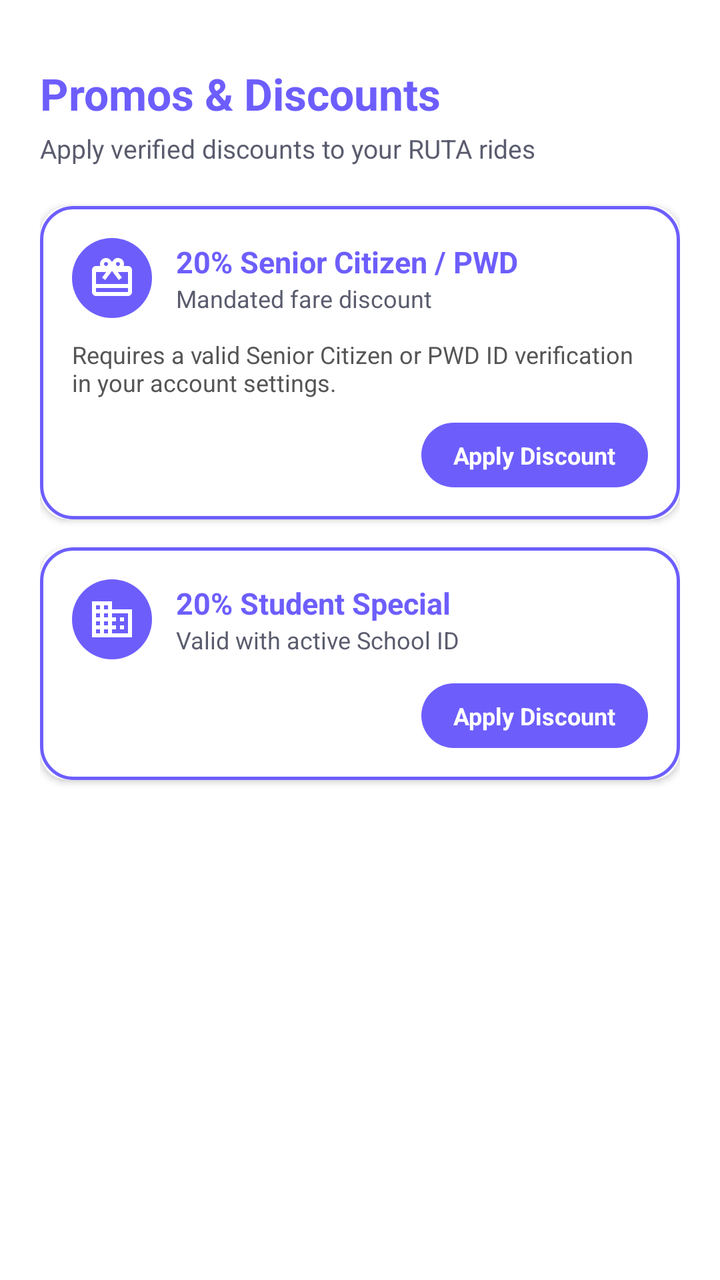
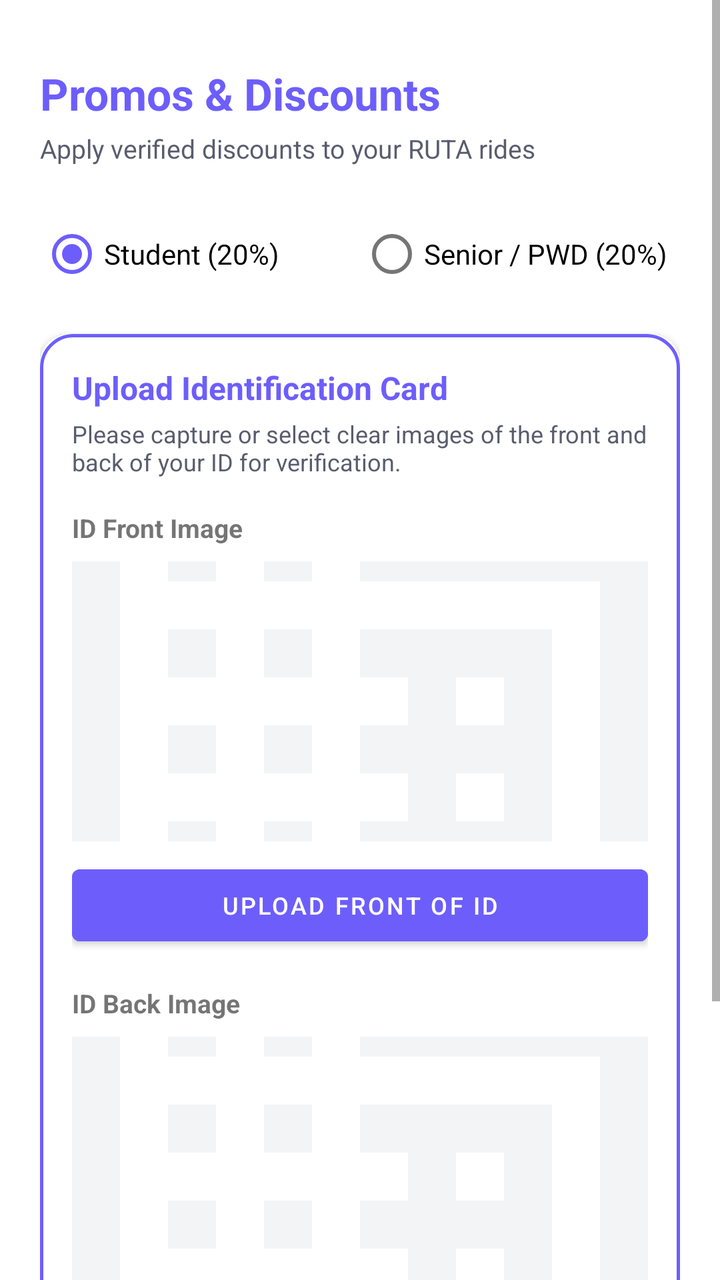

An Android layout rendered at two revisions. The XML below is the earlier revision; the diff shows what the commit changed to produce the second picture.
<!-- AndroidManifest.xml: application theme Theme.RUTA -->
<!-- res/layout/fragment_promos.xml -->
<?xml version="1.0" encoding="utf-8"?>
<ScrollView xmlns:android="http://schemas.android.com/apk/res/android"
    xmlns:app="http://schemas.android.com/apk/res-auto"
    android:layout_width="match_parent"
    android:layout_height="match_parent"
    android:background="@color/white"
    android:fillViewport="true">

    <LinearLayout
        android:layout_width="match_parent"
        android:layout_height="wrap_content"
        android:orientation="vertical"
        android:padding="20dp">

        <TextView
            android:layout_width="wrap_content"
            android:layout_height="wrap_content"
            android:layout_marginTop="12dp"
            android:text="Promos &amp; Discounts"
            android:textColor="@color/ruta_red"
            android:textSize="22sp"
            android:textStyle="bold" />

        <TextView
            android:layout_width="wrap_content"
            android:layout_height="wrap_content"
            android:layout_marginTop="4dp"
            android:layout_marginBottom="20dp"
            android:text="Apply verified discounts to your RUTA rides"
            android:textColor="@color/text_gray"
            android:textSize="13sp" />

        
        <androidx.cardview.widget.CardView
            android:layout_width="match_parent"
            android:layout_height="wrap_content"
            android:layout_marginBottom="14dp"
            app:cardCornerRadius="14dp"
            app:cardElevation="2dp">

            <LinearLayout
                android:layout_width="match_parent"
                android:layout_height="wrap_content"
                android:background="@drawable/bg_card_outline"
                android:orientation="vertical"
                android:padding="16dp">

                <LinearLayout
                    android:layout_width="match_parent"
                    android:layout_height="wrap_content"
                    android:gravity="center_vertical"
                    android:orientation="horizontal">

                    <ImageView
                        android:layout_width="40dp"
                        android:layout_height="40dp"
                        android:background="@drawable/circle_red"
                        android:padding="8dp"
                        android:src="@drawable/ic_gift" />

                    <LinearLayout
                        android:layout_width="0dp"
                        android:layout_height="wrap_content"
                        android:layout_marginStart="12dp"
                        android:layout_weight="1"
                        android:orientation="vertical">

                        <TextView
                            android:layout_width="wrap_content"
                            android:layout_height="wrap_content"
                            android:text="20% Senior Citizen / PWD"
                            android:textColor="@color/ruta_red"
                            android:textSize="15sp"
                            android:textStyle="bold" />

                        <TextView
                            android:layout_width="wrap_content"
                            android:layout_height="wrap_content"
                            android:text="Mandated fare discount"
                            android:textColor="@color/text_gray"
                            android:textSize="12sp" />
                    </LinearLayout>
                </LinearLayout>

                <TextView
                    android:layout_width="wrap_content"
                    android:layout_height="wrap_content"
                    android:layout_marginTop="10dp"
                    android:text="Requires a valid Senior Citizen or PWD ID verification in your account settings."
                    android:textColor="#555555"
                    android:textSize="12sp" />

                <TextView
                    android:id="@+id/btnApplySeniorDiscount"
                    android:layout_width="wrap_content"
                    android:layout_height="wrap_content"
                    android:layout_gravity="end"
                    android:layout_marginTop="12dp"
                    android:background="@drawable/bg_button_red"
                    android:paddingHorizontal="16dp"
                    android:paddingVertical="8dp"
                    android:text="Apply Discount"
                    android:textColor="@color/white"
                    android:textSize="12sp"
                    android:textStyle="bold" />
            </LinearLayout>
        </androidx.cardview.widget.CardView>

        
        <androidx.cardview.widget.CardView
            android:layout_width="match_parent"
            android:layout_height="wrap_content"
            android:layout_marginBottom="14dp"
            app:cardCornerRadius="14dp"
            app:cardElevation="2dp">

            <LinearLayout
                android:layout_width="match_parent"
                android:layout_height="wrap_content"
                android:background="@drawable/bg_card_outline"
                android:orientation="vertical"
                android:padding="16dp">

                <LinearLayout
                    android:layout_width="match_parent"
                    android:layout_height="wrap_content"
                    android:gravity="center_vertical"
                    android:orientation="horizontal">

                    <ImageView
                        android:layout_width="40dp"
                        android:layout_height="40dp"
                        android:background="@drawable/circle_red"
                        android:padding="8dp"
                        android:src="@drawable/ic_business" />

                    <LinearLayout
                        android:layout_width="0dp"
                        android:layout_height="wrap_content"
                        android:layout_marginStart="12dp"
                        android:layout_weight="1"
                        android:orientation="vertical">

                        <TextView
                            android:layout_width="wrap_content"
                            android:layout_height="wrap_content"
                            android:text="20% Student Special"
                            android:textColor="@color/ruta_red"
                            android:textSize="15sp"
                            android:textStyle="bold" />

                        <TextView
                            android:layout_width="wrap_content"
                            android:layout_height="wrap_content"
                            android:text="Valid with active School ID"
                            android:textColor="@color/text_gray"
                            android:textSize="12sp" />
                    </LinearLayout>
                </LinearLayout>

                <TextView
                    android:id="@+id/btnApplyStudentDiscount"
                    android:layout_width="wrap_content"
                    android:layout_height="wrap_content"
                    android:layout_gravity="end"
                    android:layout_marginTop="12dp"
                    android:background="@drawable/bg_button_red"
                    android:paddingHorizontal="16dp"
                    android:paddingVertical="8dp"
                    android:text="Apply Discount"
                    android:textColor="@color/white"
                    android:textSize="12sp"
                    android:textStyle="bold" />
            </LinearLayout>
        </androidx.cardview.widget.CardView>

    </LinearLayout>
</ScrollView>
<!-- resources referenced by this layout -->
<resources>
  <color name="ruta_red">@color/ruta_primary</color>
  <color name="text_gray">@color/ruta_text_secondary</color>
  <color name="white">#FFFFFF</color>
  <!-- drawable bg_button_red (drawable) -->
  <?xml version="1.0" encoding="utf-8"?>
  <shape xmlns:android="http://schemas.android.com/apk/res/android">
      <solid android:color="@color/ruta_red" />
      <corners android:radius="28dp" />
  </shape>
  <!-- drawable bg_card_outline (drawable) -->
  <?xml version="1.0" encoding="utf-8"?>
  <shape xmlns:android="http://schemas.android.com/apk/res/android">
      <solid android:color="@color/white" />
      <corners android:radius="16dp" />
      <stroke android:width="1.5dp" android:color="@color/ruta_red" />
  </shape>
  <!-- drawable circle_red (drawable) -->
  <?xml version="1.0" encoding="utf-8"?>
  <shape xmlns:android="http://schemas.android.com/apk/res/android" android:shape="oval">
      <solid android:color="@color/ruta_red" />
  </shape>
  <!-- drawable ic_business (drawable) -->
  <vector xmlns:android="http://schemas.android.com/apk/res/android"
      android:width="24dp" android:height="24dp" android:viewportWidth="24" android:viewportHeight="24">
      <path android:fillColor="#FFFFFF" android:pathData="M12,7V3H2v18h20V7H12zM6,19H4v-2h2v2zM6,15H4v-2h2v2zM6,11H4V9h2v2zM6,7H4V5h2v2zM10,19H8v-2h2v2zM10,15H8v-2h2v2zM10,11H8V9h2v2zM10,7H8V5h2v2zM20,19h-8v-2h2v-2h-2v-2h2v-2h-2V9h8V19zM18,11h-2v2h2V11zM18,15h-2v2h2V15z" />
  </vector>
  <!-- drawable ic_gift (drawable) -->
  <vector xmlns:android="http://schemas.android.com/apk/res/android"
      android:width="24dp" android:height="24dp" android:viewportWidth="24" android:viewportHeight="24">
      <path android:fillColor="#FFFFFF" android:pathData="M20,6h-2.18c0.11,-0.31 0.18,-0.65 0.18,-1a2.996,2.996 0 0,0 -5.5,-1.65l-0.5,0.67 -0.5,-0.68C10.96,2.54 10.05,2 9,2 7.34,2 6,3.34 6,5c0,0.35 0.07,0.69 0.18,1H4c-1.11,0 -1.99,0.89 -1.99,2v11c0,1.11 0.88,2 1.99,2h16c1.11,0 2,-0.89 2,-2V8c0,-1.11 -0.89,-2 -2,-2zM9,4c0.55,0 1,0.45 1,1s-0.45,1 -1,1 -1,-0.45 -1,-1 0.45,-1 1,-1zM15,4c0.55,0 1,0.45 1,1s-0.45,1 -1,1 -1,-0.45 -1,-1 0.45,-1 1,-1zM20,19H4v-2h16v2zM20,15H4v-6h5.08L7,11.83 8.62,13 11,9.8l1,-1.33 1,1.33L15.38,13 17,11.83 14.92,9H20v6z" />
  </vector>
  <style name="Theme.RUTA" parent="Theme.MaterialComponents.DayNight.NoActionBar">
          
          <item name="colorPrimary">@color/ruta_primary</item>
          <item name="colorPrimaryVariant">@color/ruta_primary_dark</item>
          <item name="colorOnPrimary">@color/white</item>
          <item name="colorSecondary">@color/ruta_primary</item>
          <item name="colorSecondaryVariant">@color/ruta_primary_dark</item>
          <item name="colorOnSecondary">@color/white</item>
  
          
          <item name="android:statusBarColor">@color/ruta_primary</item>
          <item name="android:windowLightStatusBar" tools:targetApi="m">false</item>
      </style>
  <color name="ruta_primary">#6D5EFC</color>
  <color name="ruta_text_secondary">#5A5C6E</color>
  <color name="ruta_primary_dark">#4B38E0</color>
</resources>

<!-- the commit's change to res/layout/fragment_promos.xml (unified diff, before → after) -->
@@ -31,10 +31,36 @@
             android:textSize="13sp" />
 
         
+        <RadioGroup
+            android:id="@+id/radioGroupDiscount"
+            android:layout_width="match_parent"
+            android:layout_height="wrap_content"
+            android:layout_marginBottom="16dp"
+            android:orientation="horizontal">
+
+            <RadioButton
+                android:id="@+id/radioStudent"
+                android:layout_width="0dp"
+                android:layout_height="wrap_content"
+                android:layout_weight="1"
+                android:checked="true"
+                android:text="Student (20%)"
+                android:textSize="14sp" />
+
+            <RadioButton
+                android:id="@+id/radioSenior"
+                android:layout_width="0dp"
+                android:layout_height="wrap_content"
+                android:layout_weight="1"
+                android:text="Senior / PWD (20%)"
+                android:textSize="14sp" />
+        </RadioGroup>
+
+        
         <androidx.cardview.widget.CardView
             android:layout_width="match_parent"
             android:layout_height="wrap_content"
-            android:layout_marginBottom="14dp"
+            android:layout_marginBottom="16dp"
             app:cardCornerRadius="14dp"
             app:cardElevation="2dp">
 
@@ -45,134 +71,100 @@
                 android:orientation="vertical"
                 android:padding="16dp">
 
-                <LinearLayout
-                    android:layout_width="match_parent"
+                <TextView
+                    android:layout_width="wrap_content"
                     android:layout_height="wrap_content"
-                    android:gravity="center_vertical"
-                    android:orientation="horizontal">
-
-                    <ImageView
-                        android:layout_width="40dp"
-                        android:layout_height="40dp"
-                        android:background="@drawable/circle_red"
-                        android:padding="8dp"
-                        android:src="@drawable/ic_gift" />
-
-                    <LinearLayout
-                        android:layout_width="0dp"
-                        android:layout_height="wrap_content"
-                        android:layout_marginStart="12dp"
-                        android:layout_weight="1"
-                        android:orientation="vertical">
-
-                        <TextView
-                            android:layout_width="wrap_content"
-                            android:layout_height="wrap_content"
-                            android:text="20% Senior Citizen / PWD"
-                            android:textColor="@color/ruta_red"
-                            android:textSize="15sp"
-                            android:textStyle="bold" />
-
-                        <TextView
-                            android:layout_width="wrap_content"
-                            android:layout_height="wrap_content"
-                            android:text="Mandated fare discount"
-                            android:textColor="@color/text_gray"
-                            android:textSize="12sp" />
-                    </LinearLayout>
-                </LinearLayout>
+                    android:text="Upload Identification Card"
+                    android:textColor="@color/ruta_red"
+                    android:textSize="16sp"
+                    android:textStyle="bold" />
 
                 <TextView
                     android:layout_width="wrap_content"
                     android:layout_height="wrap_content"
-                    android:layout_marginTop="10dp"
-                    android:text="Requires a valid Senior Citizen or PWD ID verification in your account settings."
-                    android:textColor="#555555"
+                    android:layout_marginTop="4dp"
+                    android:layout_marginBottom="16dp"
+                    android:text="Please capture or select clear images of the front and back of your ID for verification."
+                    android:textColor="@color/text_gray"
                     android:textSize="12sp" />
 
+                
                 <TextView
-                    android:id="@+id/btnApplySeniorDiscount"
                     android:layout_width="wrap_content"
                     android:layout_height="wrap_content"
-                    android:layout_gravity="end"
-                    android:layout_marginTop="12dp"
-                    android:background="@drawable/bg_button_red"
-                    android:paddingHorizontal="16dp"
-                    android:paddingVertical="8dp"
-                    android:text="Apply Discount"
+                    android:text="ID Front Image"
+                    android:textSize="13sp"
+                    android:textStyle="bold" />
+
+                <ImageView
+                    android:id="@+id/imgFrontPreview"
+                    android:layout_width="match_parent"
+                    android:layout_height="140dp"
+                    android:layout_marginTop="8dp"
+                    android:background="#F3F4F6"
+                    android:scaleType="centerCrop"
+                    android:src="@drawable/ic_business" />
+
+                <Button
+                    android:id="@+id/btnUploadFront"
+                    android:layout_width="match_parent"
+                    android:layout_height="wrap_content"
+                    android:layout_marginTop="8dp"
+                    android:layout_marginBottom="16dp"
+                    android:backgroundTint="@color/ruta_red"
+                    android:text="Upload Front of ID"
                     android:textColor="@color/white"
-                    android:textSize="12sp"
+                    android:textSize="12sp" />
+
+                
+                <TextView
+                    android:layout_width="wrap_content"
+                    android:layout_height="wrap_content"
+                    android:text="ID Back Image"
+                    android:textSize="13sp"
                     android:textStyle="bold" />
+
+                <ImageView
+                    android:id="@+id/imgBackPreview"
+                    android:layout_width="match_parent"
+                    android:layout_height="140dp"
+                    android:layout_marginTop="8dp"
+                    android:background="#F3F4F6"
+                    android:scaleType="centerCrop"
+                    android:src="@drawable/ic_business" />
+
+                <Button
+                    android:id="@+id/btnUploadBack"
+                    android:layout_width="match_parent"
+                    android:layout_height="wrap_content"
+                    android:layout_marginTop="8dp"
+                    android:backgroundTint="@color/ruta_red"
+                    android:text="Upload Back of ID"
+                    android:textColor="@color/white"
+                    android:textSize="12sp" />
+
             </LinearLayout>
         </androidx.cardview.widget.CardView>
 
         
-        <androidx.cardview.widget.CardView
+        <ProgressBar
+            android:id="@+id/progressBar"
+            android:layout_width="wrap_content"
+            android:layout_height="wrap_content"
+            android:layout_gravity="center"
+            android:layout_marginBottom="12dp"
+            android:visibility="gone" />
+
+        
+        <Button
+            android:id="@+id/btnSubmitDiscount"
             android:layout_width="match_parent"
-            android:layout_height="wrap_content"
-            android:layout_marginBottom="14dp"
-            app:cardCornerRadius="14dp"
-            app:cardElevation="2dp">
-
-            <LinearLayout
-                android:layout_width="match_parent"
-                android:layout_height="wrap_content"
-                android:background="@drawable/bg_card_outline"
-                android:orientation="vertical"
-                android:padding="16dp">
-
-                <LinearLayout
-                    android:layout_width="match_parent"
-                    android:layout_height="wrap_content"
-                    android:gravity="center_vertical"
-                    android:orientation="horizontal">
-
-                    <ImageView
-                        android:layout_width="40dp"
-                        android:layout_height="40dp"
-                        android:background="@drawable/circle_red"
-                        android:padding="8dp"
-                        android:src="@drawable/ic_business" />
-
-                    <LinearLayout
-                        android:layout_width="0dp"
-                        android:layout_height="wrap_content"
-                        android:layout_marginStart="12dp"
-                        android:layout_weight="1"
-                        android:orientation="vertical">
-
-                        <TextView
-                            android:layout_width="wrap_content"
-                            android:layout_height="wrap_content"
-                            android:text="20% Student Special"
-                            android:textColor="@color/ruta_red"
-                            android:textSize="15sp"
-                            android:textStyle="bold" />
-
-                        <TextView
-                            android:layout_width="wrap_content"
-                            android:layout_height="wrap_content"
-                            android:text="Valid with active School ID"
-                            android:textColor="@color/text_gray"
-                            android:textSize="12sp" />
-                    </LinearLayout>
-                </LinearLayout>
-
-                <TextView
-                    android:id="@+id/btnApplyStudentDiscount"
-                    android:layout_width="wrap_content"
-                    android:layout_height="wrap_content"
-                    android:layout_gravity="end"
-                    android:layout_marginTop="12dp"
-                    android:background="@drawable/bg_button_red"
-                    android:paddingHorizontal="16dp"
-                    android:paddingVertical="8dp"
-                    android:text="Apply Discount"
-                    android:textColor="@color/white"
-                    android:textSize="12sp"
-                    android:textStyle="bold" />
-            </LinearLayout>
-        </androidx.cardview.widget.CardView>
+            android:layout_height="52dp"
+            android:backgroundTint="@color/ruta_red"
+            android:text="Submit Verification Request"
+            android:textColor="@color/white"
+            android:textSize="14sp"
+            android:textStyle="bold" />
 
     </LinearLayout>
 </ScrollView>
<!-- resource entries referenced after the edit -->
@@ -3,12 +3,6 @@
   <color name="ruta_red">@color/ruta_primary</color>
   <color name="text_gray">@color/ruta_text_secondary</color>
   <color name="white">#FFFFFF</color>
-  <!-- drawable bg_button_red (drawable) -->
-  <?xml version="1.0" encoding="utf-8"?>
-  <shape xmlns:android="http://schemas.android.com/apk/res/android">
-      <solid android:color="@color/ruta_red" />
-      <corners android:radius="28dp" />
-  </shape>
   <!-- drawable bg_card_outline (drawable) -->
   <?xml version="1.0" encoding="utf-8"?>
   <shape xmlns:android="http://schemas.android.com/apk/res/android">
@@ -16,20 +10,10 @@
       <corners android:radius="16dp" />
       <stroke android:width="1.5dp" android:color="@color/ruta_red" />
   </shape>
-  <!-- drawable circle_red (drawable) -->
-  <?xml version="1.0" encoding="utf-8"?>
-  <shape xmlns:android="http://schemas.android.com/apk/res/android" android:shape="oval">
-      <solid android:color="@color/ruta_red" />
-  </shape>
   <!-- drawable ic_business (drawable) -->
   <vector xmlns:android="http://schemas.android.com/apk/res/android"
       android:width="24dp" android:height="24dp" android:viewportWidth="24" android:viewportHeight="24">
       <path android:fillColor="#FFFFFF" android:pathData="M12,7V3H2v18h20V7H12zM6,19H4v-2h2v2zM6,15H4v-2h2v2zM6,11H4V9h2v2zM6,7H4V5h2v2zM10,19H8v-2h2v2zM10,15H8v-2h2v2zM10,11H8V9h2v2zM10,7H8V5h2v2zM20,19h-8v-2h2v-2h-2v-2h2v-2h-2V9h8V19zM18,11h-2v2h2V11zM18,15h-2v2h2V15z" />
-  </vector>
-  <!-- drawable ic_gift (drawable) -->
-  <vector xmlns:android="http://schemas.android.com/apk/res/android"
-      android:width="24dp" android:height="24dp" android:viewportWidth="24" android:viewportHeight="24">
-      <path android:fillColor="#FFFFFF" android:pathData="M20,6h-2.18c0.11,-0.31 0.18,-0.65 0.18,-1a2.996,2.996 0 0,0 -5.5,-1.65l-0.5,0.67 -0.5,-0.68C10.96,2.54 10.05,2 9,2 7.34,2 6,3.34 6,5c0,0.35 0.07,0.69 0.18,1H4c-1.11,0 -1.99,0.89 -1.99,2v11c0,1.11 0.88,2 1.99,2h16c1.11,0 2,-0.89 2,-2V8c0,-1.11 -0.89,-2 -2,-2zM9,4c0.55,0 1,0.45 1,1s-0.45,1 -1,1 -1,-0.45 -1,-1 0.45,-1 1,-1zM15,4c0.55,0 1,0.45 1,1s-0.45,1 -1,1 -1,-0.45 -1,-1 0.45,-1 1,-1zM20,19H4v-2h16v2zM20,15H4v-6h5.08L7,11.83 8.62,13 11,9.8l1,-1.33 1,1.33L15.38,13 17,11.83 14.92,9H20v6z" />
   </vector>
   <style name="Theme.RUTA" parent="Theme.MaterialComponents.DayNight.NoActionBar">
           
